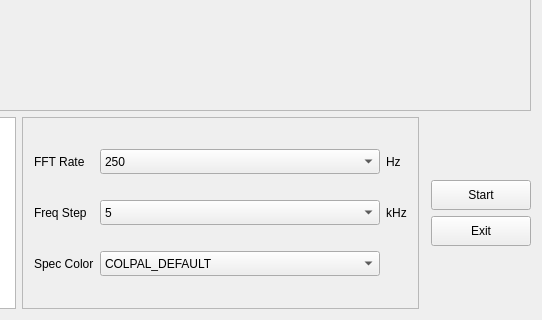
Qt form mainwindow.ui (takyonxxx/SdrRtlTuner_Windows_Linux_Macx) before a commit; both pictures show x 392 to 934 and y 314 to 634 of the 934 by 634 pixel window.
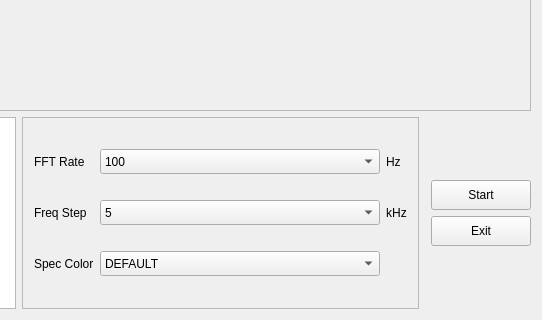
The same form after that commit. Icons and pictures are not drawn. Custom widgets are drawn as their Qt base class.

Diff of the .ui file:
```diff
--- a/mainwindow.ui
+++ b/mainwindow.ui
@@ -252,11 +252,6 @@
            <property name="insertPolicy">
             <enum>QComboBox::InsertAlphabetically</enum>
            </property>
-           <item>
-            <property name="text">
-             <string>250</string>
-            </property>
-           </item>
            <item>
             <property name="text">
              <string>100</string>
@@ -327,7 +322,7 @@
            </property>
            <item>
             <property name="text">
-             <string>COLPAL_DEFAULT</string>
+             <string>DEFAULT</string>
             </property>
            </item>
            <item>
```
Left out of the diff: 14 changed lines with no effect on the pictures.
